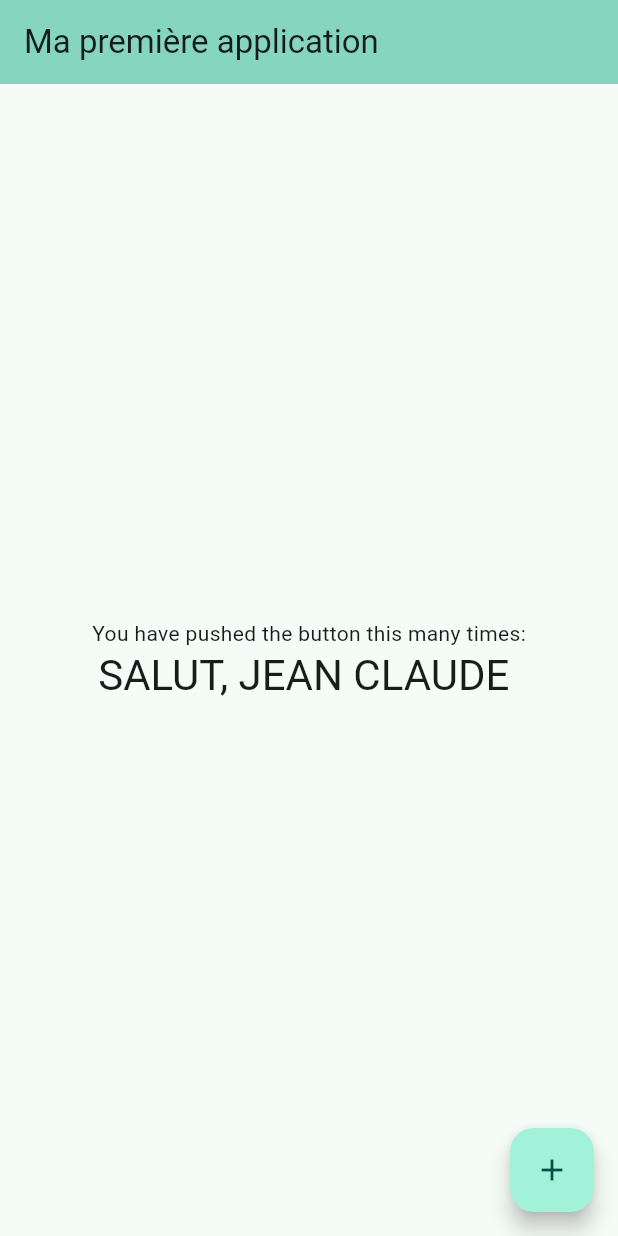
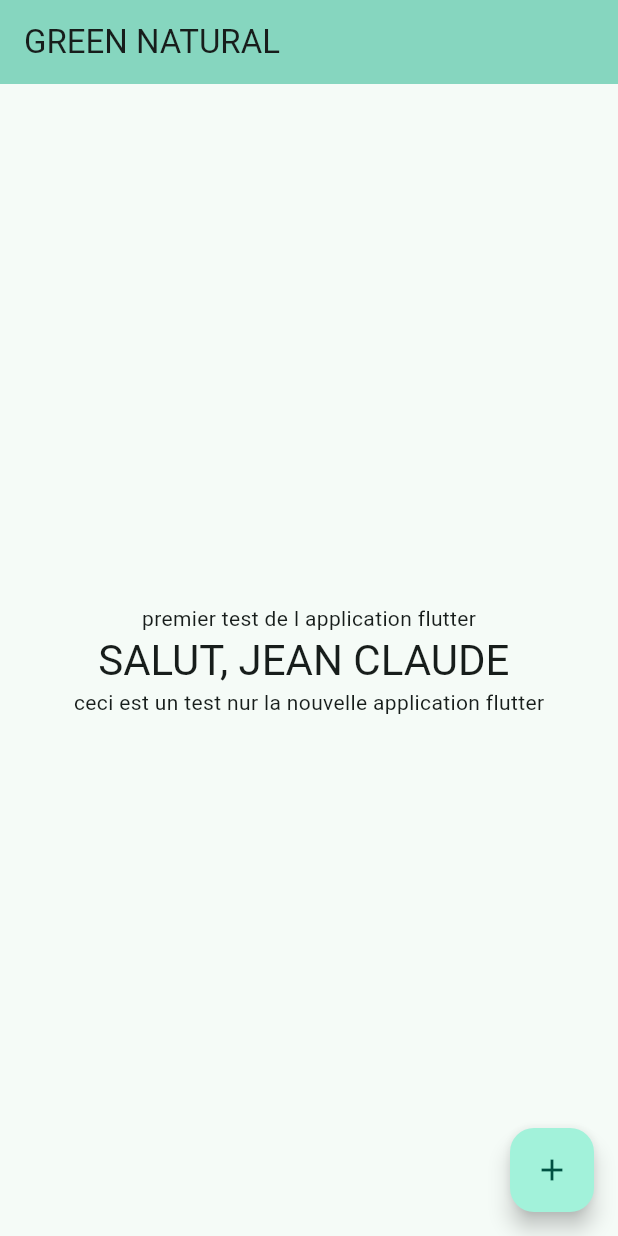
Before and after one commit to hjc200/mon_premier_projet, a Flutter app: the screen it shows after launch, on a phone screen of 412 x 824 dp. Run offline on Flutter 3.47's test engine with Material 3 defaults, Android fonts, the phone set to English and light mode, and no system bars.

Commit message:
Update main.dart
ici nus avons juste ajoute des textes pour des tests

```diff
--- a/lib/main.dart
+++ b/lib/main.dart
@@ -30,7 +30,7 @@ class MyApp extends StatelessWidget {
         // tested with just a hot reload.
         colorScheme: .fromSeed(seedColor: Colors.tealAccent),
       ),
-      home: const MyHomePage(title: 'Ma première application'),
+      home: const MyHomePage(title: 'GREEN NATURAL'),
     );
   }
 }
@@ -104,10 +104,13 @@ class _MyHomePageState extends State<MyHomePage> {
           // wireframe for each widget.
           mainAxisAlignment: .center,
           children: [
-            const Text('You have pushed the button this many times:'),
+            const Text('premier test de l application flutter'),
             Text(
               'SALUT, JEAN CLAUDE ',
               style: Theme.of(context).textTheme.headlineMedium,
+            ),
+            const Text(
+              'ceci est un test nur la nouvelle application flutter',
             ),
           ],
         ),
```
